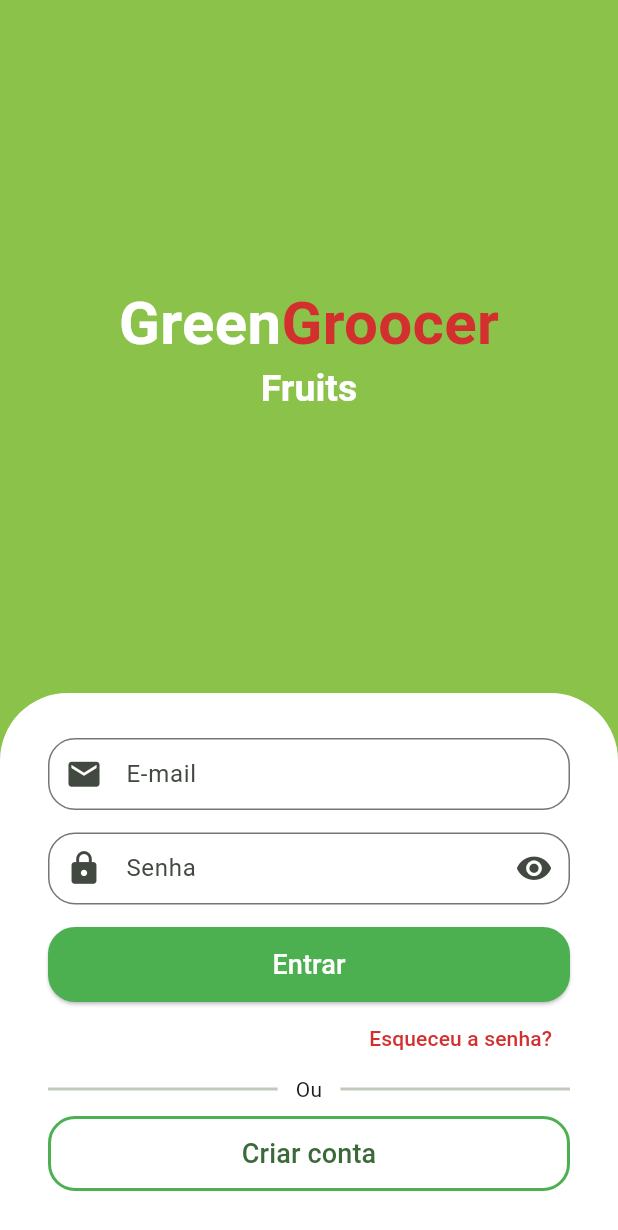
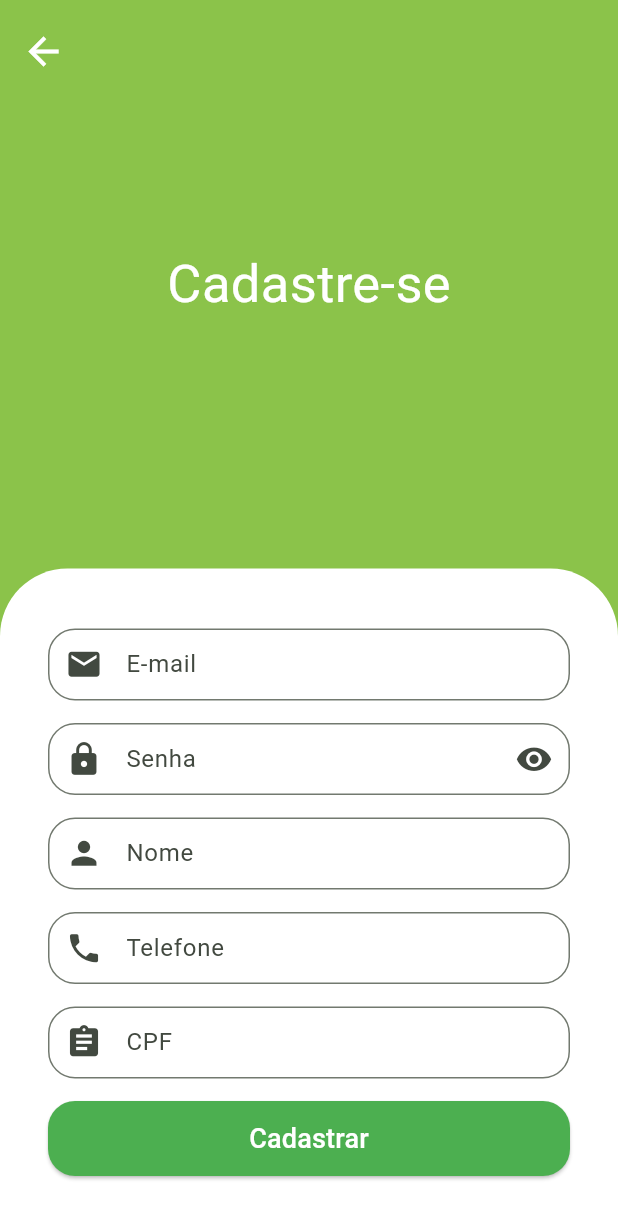
Before and after one commit to CaioReis29/greenGroocer, a Flutter app: the screen it shows after launch, after a tap on "Criar conta", on a phone screen of 412 x 824 dp. Shown: the top 1230 px of the screen. Run offline on Flutter 3.47's test engine with Material 2 defaults, Android fonts, the phone set to English and light mode, and no system bars; drawn by our look-alikes of animated_text_kit; our stand-ins replace mask_text_input_formatter.

Commit message:
feat: created registration screen and input formatters

```diff
--- a/lib/src/auth/components/custom_text_field.dart
+++ b/lib/src/auth/components/custom_text_field.dart
@@ -1,4 +1,6 @@
+// ignore_for_file: public_member_api_docs, sort_constructors_first
 import 'package:flutter/material.dart';
+import 'package:flutter/services.dart';
 
 class CustomTextField extends StatefulWidget {
   const CustomTextField({
@@ -7,12 +9,14 @@ class CustomTextField extends StatefulWidget {
     required this.label,
     this.sufix,
     this.isSecret = false,
+    this.inputFormatters,
   }) : super(key: key);
 
   final IconData? prefix;
   final String? label;
   final IconData? sufix;
   final bool isSecret;
+  final List<TextInputFormatter>? inputFormatters;
 
   @override
   State<CustomTextField> createState() => _CustomTextFieldState();
@@ -35,6 +39,7 @@ class _CustomTextFieldState extends State<CustomTextField> {
         bottom: 15,
       ),
       child: TextFormField(
+        inputFormatters: widget.inputFormatters,
         obscureText: isObscure,
         decoration: InputDecoration(
           prefixIcon: Icon(
--- a/lib/src/auth/sign_in_screen.dart
+++ b/lib/src/auth/sign_in_screen.dart
@@ -1,6 +1,7 @@
 import 'package:animated_text_kit/animated_text_kit.dart';
 import 'package:flutter/material.dart';
 import 'package:greengrocer/src/auth/components/custom_text_field.dart';
+import 'package:greengrocer/src/auth/sign_up_screen.dart';
 import 'package:greengrocer/src/config/custom_colors.dart';
 
 class SignInScreen extends StatelessWidget {
@@ -34,7 +35,8 @@ class SignInScreen extends StatelessWidget {
                         TextSpan(
                           text: "Groocer",
                           style: TextStyle(
-                              color: CustomColors.customConstrastColor, fontWeight: FontWeight.bold),
+                              color: CustomColors.customConstrastColor,
+                              fontWeight: FontWeight.bold),
                         ),
                       ],
                     ),
@@ -45,8 +47,7 @@ class SignInScreen extends StatelessWidget {
                       style: const TextStyle(
                           fontSize: 25,
                           color: Colors.white,
-                        fontWeight: FontWeight.bold
-                      ),
+                          fontWeight: FontWeight.bold),
                       child: AnimatedTextKit(
                           repeatForever: true,
                           pause: Duration.zero,
@@ -68,7 +69,8 @@ class SignInScreen extends StatelessWidget {
                   ),
                 ),
                 child: Padding(
-                  padding: const EdgeInsets.symmetric(horizontal: 32, vertical: 30),
+                  padding:
+                      const EdgeInsets.symmetric(horizontal: 32, vertical: 30),
                   child: Column(
                     crossAxisAlignment: CrossAxisAlignment.stretch,
                     children: [
@@ -138,9 +140,14 @@ class SignInScreen extends StatelessWidget {
                       SizedBox(
                         height: 50,
                         child: OutlinedButton(
-                          onPressed: () {},
+                          onPressed: () => Navigator.of(context).push(
+                            MaterialPageRoute(
+                              builder: (c) => SignUpScreen(),
+                            ),
+                          ),
                           style: OutlinedButton.styleFrom(
-                            side: const BorderSide(width: 2, color: Colors.green),
+                            side:
+                                const BorderSide(width: 2, color: Colors.green),
                             shape: RoundedRectangleBorder(
                               borderRadius: BorderRadius.circular(18),
                             ),
--- /dev/null
+++ b/lib/src/auth/sign_up_screen.dart
@@ -0,0 +1,134 @@
+import 'package:flutter/material.dart';
+import 'package:mask_text_input_formatter/mask_text_input_formatter.dart';
+import '../config/custom_colors.dart';
+import 'components/custom_text_field.dart';
+
+class SignUpScreen extends StatelessWidget {
+  SignUpScreen({super.key});
+
+  final cpfFormater = MaskTextInputFormatter(
+    mask: "###.###.###-##",
+    filter: {
+      "#": RegExp(r'[0-9]'),
+    },
+  );
+
+  final phoneFormater = MaskTextInputFormatter(
+    mask: "## # ####-####",
+    filter: {
+      "#": RegExp(r'[0-9]'),
+    },
+  );
+
+  @override
+  Widget build(BuildContext context) {
+    final size = MediaQuery.sizeOf(context);
+    return Scaffold(
+      backgroundColor: CustomColors.customSwatchColor,
+      body: SingleChildScrollView(
+        child: SizedBox(
+          height: size.height,
+          width: size.width,
+          child: Stack(
+            children: [
+              Column(
+                mainAxisAlignment: MainAxisAlignment.center,
+                children: [
+                  const Expanded(
+                    child: Center(
+                      child: Text(
+                        "Cadastre-se",
+                        style: TextStyle(
+                          color: Colors.white,
+                          fontSize: 35,
+                        ),
+                      ),
+                    ),
+                  ),
+                  Container(
+                    padding: const EdgeInsets.symmetric(
+                      horizontal: 32,
+                      vertical: 40,
+                    ),
+                    decoration: const BoxDecoration(
+                      color: Colors.white,
+                      borderRadius: BorderRadius.vertical(
+                        top: Radius.circular(45),
+                      ),
+                    ),
+                    child: Column(
+                      crossAxisAlignment: CrossAxisAlignment.stretch,
+                      children: [
+                        const CustomTextField(
+                          prefix: Icons.email,
+                          label: 'E-mail',
+                          isSecret: false,
+                        ),
+                        const CustomTextField(
+                          prefix: Icons.lock,
+                          label: 'Senha',
+                          sufix: Icons.visibility,
+                          isSecret: true,
+                        ),
+                        const CustomTextField(
+                          prefix: Icons.person,
+                          label: 'Nome',
+                          isSecret: false,
+                        ),
+                        CustomTextField(
+                          prefix: Icons.phone,
+                          label: 'Telefone',
+                          isSecret: false,
+                          inputFormatters: [phoneFormater],
+                        ),
+                        CustomTextField(
+                          prefix: Icons.assignment,
+                          label: 'CPF',
+                          isSecret: false,
+                          inputFormatters: [cpfFormater],
+                        ),
+                        SizedBox(
+                          height: 50,
+                          child: ElevatedButton(
+                            style: ElevatedButton.styleFrom(
+                              backgroundColor: Colors.green,
+                              shape: RoundedRectangleBorder(
+                                borderRadius: BorderRadius.circular(18),
+                              ),
+                            ),
+                            onPressed: () {},
+                            child: const Text(
+                              'Cadastrar',
+                              style: TextStyle(
+                                fontSize: 18,
+                                color: Colors.white,
+                              ),
+                            ),
+                          ),
+                        ),
+                      ],
+                    ),
+                  ),
+                ],
+              ),
+              Positioned(
+                left: 5,
+                top: 10,
+                child: SafeArea(
+                  child: IconButton(
+                    onPressed: () => Navigator.of(context).pop(),
+                    icon: const Icon(
+                      Icons.arrow_back,
+                      color: Colors.white,
+                      size: 30,
+                    ),
+                  ),
+                ),
+              ),
+            ],
+          ),
+        ),
+      ),
+    );
+  }
+}
--- /dev/null
+++ b/lib/src/screens/home_screen.dart
@@ -0,0 +1,14 @@
+import 'package:flutter/material.dart';
+
+class HomeScreen extends StatelessWidget {
+
+  const HomeScreen({ super.key });
+
+   @override
+   Widget build(BuildContext context) {
+       return Scaffold(
+           appBar: AppBar(title: const Text(''),),
+           body: Container(),
+       );
+  }
+}
--- a/pubspec.yaml
+++ b/pubspec.yaml
@@ -36,6 +36,7 @@ dependencies:
   # Use with the CupertinoIcons class for iOS style icons.
   cupertino_icons: ^1.0.2
   animated_text_kit: ^4.2.2
+  mask_text_input_formatter: ^2.5.0
 
 dev_dependencies:
   flutter_test:
```
Also changed, not shown: pubspec.lock. Lines whose indentation alone changed are shown as unchanged.
